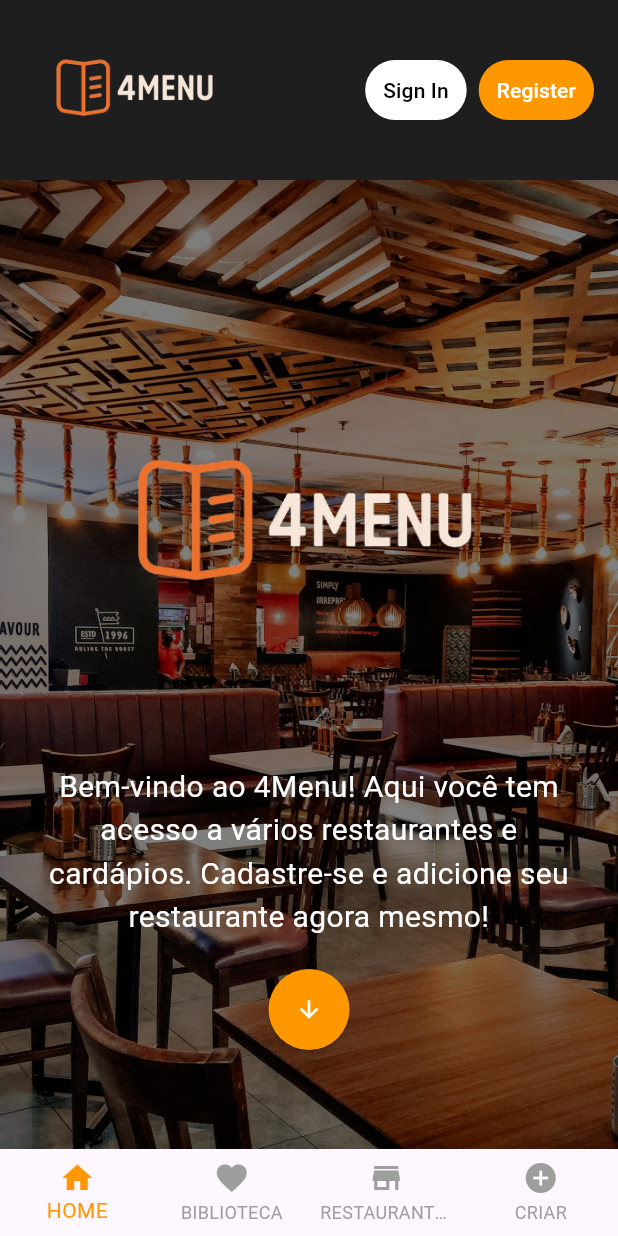
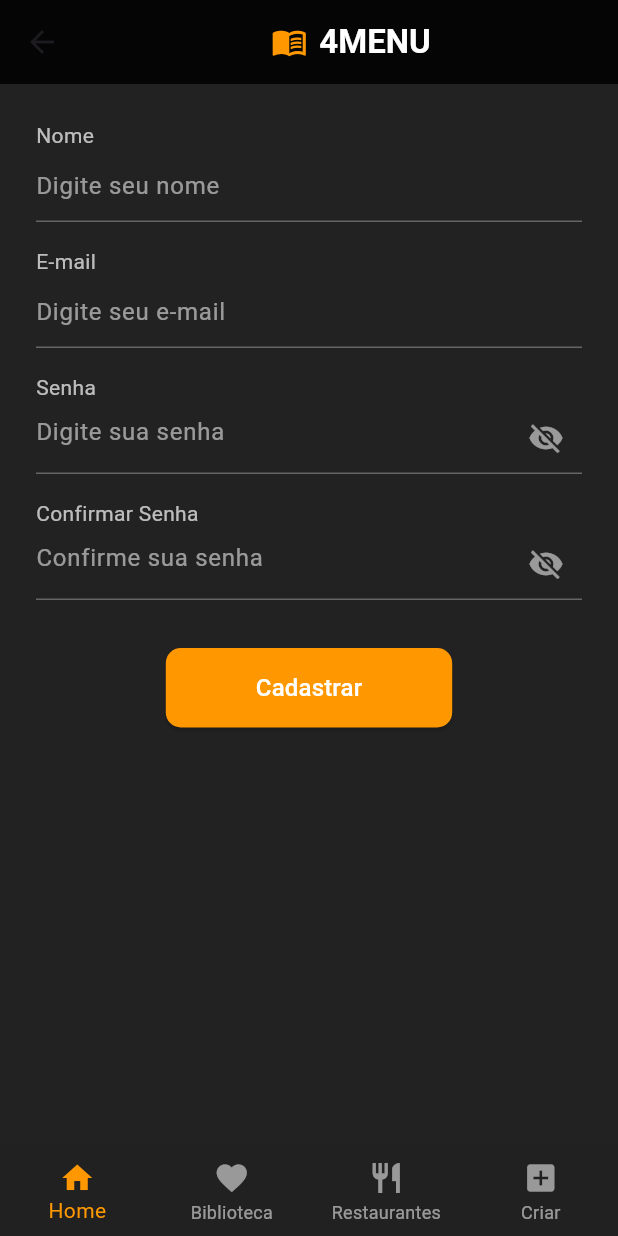
Before and after one commit to MauricioReisdoefer/4menu, a Flutter app: the screen it shows after launch, after a tap on "Register", on a phone screen of 412 x 824 dp. Run offline on Flutter 3.47's test engine with Material 3 defaults, Android fonts, the phone set to English and light mode, and no system bars.

Commit message:
tela cadastro

```diff
--- a/lib/screens/home.dart
+++ b/lib/screens/home.dart
@@ -1,4 +1,5 @@
 import 'package:flutter/material.dart';
+import 'package:newproject/screens/resgister.dart';
 
 class Home extends StatefulWidget {
   @override
@@ -9,6 +10,7 @@ class _HomeState extends State<Home> {
   @override
   Widget build(BuildContext context) {
     return Scaffold(
+      // AppBar
       appBar: AppBar(
         toolbarHeight: 120,
         backgroundColor: const Color.fromARGB(255, 31, 30, 30),
@@ -24,7 +26,14 @@ class _HomeState extends State<Home> {
           ),
           SizedBox(width: 8),
           TextButton(
-            onPressed: () {},
+            onPressed: () {
+              setState(() {
+                Navigator.push(
+                  context,
+                  MaterialPageRoute(builder: (context) => Resgister()),
+                );
+              });
+            },
             child: Text("Register"),
             style: TextButton.styleFrom(
               foregroundColor: Colors.white,
@@ -35,7 +44,7 @@ class _HomeState extends State<Home> {
         ],
       ),
 
-      // 🔹 Corpo da tela
+      // Corpo da tela
       body: ListView(
         children: [
           // Banner de entrada
@@ -59,13 +68,13 @@ class _HomeState extends State<Home> {
                           style: TextStyle(fontSize: 20, color: Colors.white),
                         ),
                       ),
-                      SizedBox(height: 20),
+                      SizedBox(height: 40),
                       ElevatedButton(
                         onPressed: () {},
                         style: ElevatedButton.styleFrom(
                           shape: CircleBorder(),
                           backgroundColor: Colors.orange,
-                          padding: EdgeInsets.all(18),
+                          padding: EdgeInsets.all(22),
                         ),
                         child: Icon(Icons.arrow_downward, color: Colors.white),
                       ),
@@ -76,19 +85,18 @@ class _HomeState extends State<Home> {
             ),
           ),
 
-          // 🔹 Adicione Seu Restaurante
+          // Adicione Seu Restaurante
           Container(
+            height: 370,
             color: Colors.black,
             padding: EdgeInsets.all(20),
-            child: Row(
-              mainAxisAlignment: MainAxisAlignment.spaceBetween,
-              children: [
-                Expanded(
             child: Column(
-                    crossAxisAlignment: CrossAxisAlignment.start,
+              crossAxisAlignment: CrossAxisAlignment.center,
+              mainAxisAlignment: MainAxisAlignment.center,
               children: [
                 Text(
                   "Adicione Seu Restaurante",
+                  textAlign: TextAlign.center,
                   style: TextStyle(
                     fontSize: 20,
                     fontWeight: FontWeight.bold,
@@ -98,15 +106,14 @@ class _HomeState extends State<Home> {
                 SizedBox(height: 10),
                 Text(
                   "Quer adicionar seu restaurante? Crie seu perfil e entre na aba 'Criar', onde terá disponibilidade de criar sua página para nosso site!",
-                        style: TextStyle(color: Colors.white70),
+                  textAlign: TextAlign.center,
+                  style: TextStyle(color: Colors.white70, fontSize: 16),
                 ),
-                    ],
-                  ),
-                ),
-                SizedBox(width: 10),
+                SizedBox(height: 20),
                 ElevatedButton(
                   onPressed: () {},
                   style: ElevatedButton.styleFrom(
+                    padding: EdgeInsets.symmetric(horizontal: 40, vertical: 15),
                     backgroundColor: Colors.orange,
                     foregroundColor: Colors.white,
                   ),
@@ -116,27 +123,32 @@ class _HomeState extends State<Home> {
             ),
           ),
 
-          // 🔹 Quem Somos
+          // Quem Somos
           Container(
+            height: 300,
             color: Colors.white,
             padding: EdgeInsets.all(20),
             child: Row(
               children: [
                 Column(
+                  mainAxisAlignment: MainAxisAlignment.center,
                   children: [
                     Container(
                       child: Image.asset(
-                        'assets/images/4chefs.png', // não esquece da extensão .png
-                        width: 10, // 🔹 Ajuste a largura
-                        height: 10, // 🔹 Ajuste a altura
-                        fit: BoxFit
-                            .contain, // 🔹 Garante que a imagem não estique
+                        'assets/images/4chefs.png',
+                        width: 130,
+                        height: 130,
+                        fit: BoxFit.contain,
                       ),
                     ),
                     SizedBox(height: 10),
                     ElevatedButton(
                       onPressed: () {},
                       style: ElevatedButton.styleFrom(
+                        padding: EdgeInsets.symmetric(
+                          horizontal: 30,
+                          vertical: 15,
+                        ),
                         backgroundColor: Colors.orange,
                         foregroundColor: Colors.white,
                       ),
@@ -147,19 +159,30 @@ class _HomeState extends State<Home> {
                 SizedBox(width: 20),
                 Expanded(
                   child: Column(
-                    crossAxisAlignment: CrossAxisAlignment.start,
+                    mainAxisAlignment: MainAxisAlignment.center,
+                    crossAxisAlignment: CrossAxisAlignment.center,
+                    children: [
+                      Container(
+                        child: Column(
                           children: [
                             Text(
                               "Quem Somos?",
                               style: TextStyle(
-                          fontSize: 18,
+                                fontSize: 20,
                                 fontWeight: FontWeight.bold,
                               ),
                             ),
                             SizedBox(height: 8),
                             Text(
                               "Somos a empresa 4Chefs, onde criamos softwares voltados a restaurantes e chefs de cozinha. Para saber mais, acesse nosso site ao lado.",
-                        style: TextStyle(color: Colors.black87),
+                              textAlign: TextAlign.center,
+                              style: TextStyle(
+                                color: Colors.black87,
+                                fontSize: 16,
+                              ),
+                            ),
+                          ],
+                        ),
                       ),
                     ],
                   ),
@@ -170,8 +193,9 @@ class _HomeState extends State<Home> {
         ],
       ),
 
-      // 🔹 BottomNavigationBar (igual sua foto)
+      // BottomNavigationBar
       bottomNavigationBar: BottomNavigationBar(
+        backgroundColor: const Color.fromARGB(255, 31, 30, 30),
         type: BottomNavigationBarType.fixed,
         selectedItemColor: Colors.orange,
         unselectedItemColor: Colors.grey,
--- /dev/null
+++ b/lib/screens/resgister.dart
@@ -0,0 +1,149 @@
+import 'package:flutter/material.dart';
+
+class Resgister extends StatefulWidget {
+  const Resgister({super.key});
+
+  @override
+  State<Resgister> createState() => _ResgisterState();
+}
+
+class _ResgisterState extends State<Resgister> {
+  @override
+  Widget build(BuildContext context) {
+    return Scaffold(
+      backgroundColor: Colors.black87,
+      appBar: AppBar(
+        backgroundColor: Colors.black87,
+        elevation: 0,
+        centerTitle: true,
+        title: Row(
+          mainAxisAlignment: MainAxisAlignment.center,
+          children: [
+            Icon(Icons.menu_book, color: Colors.orange),
+            SizedBox(width: 8),
+            Text(
+              "4MENU",
+              style: TextStyle(
+                color: Colors.white,
+                fontWeight: FontWeight.bold,
+              ),
+            ),
+          ],
+        ),
+      ),
+      body: Padding(
+        padding: const EdgeInsets.all(24.0),
+        child: Column(
+          crossAxisAlignment: CrossAxisAlignment.start,
+          children: [
+            // Nome
+            Text("Nome", style: TextStyle(color: Colors.white70)),
+            TextField(
+              style: TextStyle(color: Colors.white),
+              decoration: InputDecoration(
+                hintText: "Digite seu nome",
+                hintStyle: TextStyle(color: Colors.white54),
+                enabledBorder: UnderlineInputBorder(
+                  borderSide: BorderSide(color: Colors.white30),
+                ),
+                focusedBorder: UnderlineInputBorder(
+                  borderSide: BorderSide(color: Colors.orange),
+                ),
+              ),
+            ),
+            SizedBox(height: 16),
+
+            // Email
+            Text("E-mail", style: TextStyle(color: Colors.white70)),
+            TextField(
+              style: TextStyle(color: Colors.white),
+              decoration: InputDecoration(
+                hintText: "Digite seu e-mail",
+                hintStyle: TextStyle(color: Colors.white54),
+                enabledBorder: UnderlineInputBorder(
+                  borderSide: BorderSide(color: Colors.white30),
+                ),
+                focusedBorder: UnderlineInputBorder(
+                  borderSide: BorderSide(color: Colors.orange),
+                ),
+              ),
+            ),
+            SizedBox(height: 16),
+
+            // Senha
+            Text("Senha", style: TextStyle(color: Colors.white70)),
+            TextField(
+              obscureText: true,
+              style: TextStyle(color: Colors.white),
+              decoration: InputDecoration(
+                suffixIcon: Icon(Icons.visibility_off, color: Colors.white54),
+                hintText: "Digite sua senha",
+                hintStyle: TextStyle(color: Colors.white54),
+                enabledBorder: UnderlineInputBorder(
+                  borderSide: BorderSide(color: Colors.white30),
+                ),
+                focusedBorder: UnderlineInputBorder(
+                  borderSide: BorderSide(color: Colors.orange),
+                ),
+              ),
+            ),
+            SizedBox(height: 16),
+
+            // Confirmar Senha
+            Text("Confirmar Senha", style: TextStyle(color: Colors.white70)),
+            TextField(
+              obscureText: true,
+              style: TextStyle(color: Colors.white),
+              decoration: InputDecoration(
+                suffixIcon: Icon(Icons.visibility_off, color: Colors.white54),
+                hintText: "Confirme sua senha",
+                hintStyle: TextStyle(color: Colors.white54),
+                enabledBorder: UnderlineInputBorder(
+                  borderSide: BorderSide(color: Colors.white30),
+                ),
+                focusedBorder: UnderlineInputBorder(
+                  borderSide: BorderSide(color: Colors.orange),
+                ),
+              ),
+            ),
+            SizedBox(height: 32),
+
+            // Botão cadastrar
+            Center(
+              child: ElevatedButton(
+                onPressed: () {},
+                style: ElevatedButton.styleFrom(
+                  backgroundColor: Colors.orange,
+                  foregroundColor: Colors.white,
+                  padding: EdgeInsets.symmetric(horizontal: 60, vertical: 15),
+                  shape: RoundedRectangleBorder(
+                    borderRadius: BorderRadius.circular(10),
+                  ),
+                ),
+                child: Text("Cadastrar", style: TextStyle(fontSize: 16)),
+              ),
+            ),
+          ],
+        ),
+      ),
+      bottomNavigationBar: BottomNavigationBar(
+        backgroundColor: Colors.grey[900],
+        selectedItemColor: Colors.orange,
+        unselectedItemColor: Colors.white54,
+        type: BottomNavigationBarType.fixed,
+        items: [
+          BottomNavigationBarItem(icon: Icon(Icons.home), label: "Home"),
+          BottomNavigationBarItem(
+            icon: Icon(Icons.favorite),
+            label: "Biblioteca",
+          ),
+          BottomNavigationBarItem(
+            icon: Icon(Icons.restaurant),
+            label: "Restaurantes",
+          ),
+          BottomNavigationBarItem(icon: Icon(Icons.add_box), label: "Criar"),
+        ],
+      ),
+    );
+  }
+}
```
Lines whose indentation alone changed are shown as unchanged.
